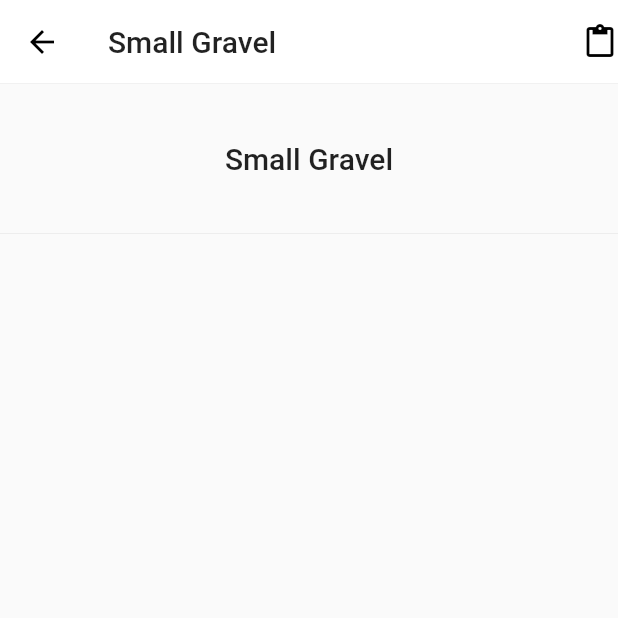
After one commit to CostaRegi/flutter_ui, a Flutter app: the screen it shows after launch, after a tap on "Small Gravel", on a phone screen of 412 x 824 dp, the top half of it. The commit adds this screen. Run offline on Flutter 3.47's test engine with Material 2 defaults, Android fonts, the phone set to English and light mode, and no system bars.

Commit message:
add navigation logic and layout for the detail of each job

```diff
--- a/lib/job_card/job_location_detail.dart
+++ b/lib/job_card/job_location_detail.dart
@@ -14,7 +14,7 @@ class JobLocationDetail extends StatelessWidget {
         crossAxisAlignment: CrossAxisAlignment.center,
         children: <Widget>[
           Padding(padding: EdgeInsets.only(right: 8), child: Text(_originTime, style: TextStyle(fontSize: 12, color: Colors.grey))),
-          Padding(padding: EdgeInsets.only(right: 8),child: Icon(Icons.my_location, color: _iconColor)),
+          Padding(padding: EdgeInsets.only(right: 8),child: Icon(Icons.radio_button_checked, color: _iconColor)),
           Text(_origin)
         ],
       ),
--- /dev/null
+++ b/lib/job_detail/job_detail.dart
@@ -0,0 +1,77 @@
+import 'package:find_jobs/jobs.dart';
+import 'package:flutter/cupertino.dart';
+import 'package:flutter/material.dart';
+
+class JobDetail extends StatefulWidget {
+  JobSpec spec;
+  JobDetail(this.spec);
+
+  @override
+  _JobDetail createState() => _JobDetail();
+}
+
+class _JobDetail extends State<JobDetail> {
+  @override
+  Widget build(BuildContext context) {
+    return Scaffold(
+      appBar: AppBar(
+        leading: InkWell(
+            child: Icon(
+              Icons.arrow_back,
+              color: Colors.black,
+            ),
+            onTap: () {
+              Navigator.of(context).pop();
+            }),
+        title: Text(
+          widget.spec.title,
+          style: Theme.of(context).textTheme.title,
+        ),
+        actions: <Widget>[
+          Icon(
+            Icons.content_paste,
+            color: Colors.black,
+          )
+        ],
+        shape: Border(bottom: BorderSide(width: .1, color: Colors.grey)),
+        backgroundColor: Colors.white,
+        elevation: 0,
+      ),
+      body: Column(
+        crossAxisAlignment: CrossAxisAlignment.center,
+        children: <Widget>[
+          _TitleSection(widget.spec.title),
+          _LocationSection(widget.spec.origin, widget.spec.destination)
+        ],
+      ),
+    );
+  }
+}
+
+class _TitleSection extends StatelessWidget {
+  final String _title;
+  _TitleSection(this._title);
+  @override
+  Widget build(BuildContext context) {
+    return Container(
+      constraints: BoxConstraints.expand(height: 100),
+      child: Center(child: Text(_title, style: (Theme.of(context).textTheme.title))),
+      decoration: BoxDecoration(
+          border: Border(bottom: BorderSide(width: .1, color: Colors.grey))),
+    );
+  }
+}
+
+class _LocationSection extends StatelessWidget {
+  final String _origin;
+  final String _destination;
+  _LocationSection(this._origin, this._destination);
+  @override
+  Widget build(BuildContext context) {
+    return Container(
+      child: Column(
+        children: <Widget>[],
+      ),
+    );
+  }
+}
--- a/lib/main.dart
+++ b/lib/main.dart
@@ -3,17 +3,36 @@ import 'package:find_jobs/job_card/job_extra.dart';
 import 'package:find_jobs/job_card/job_location_detail.dart';
 import 'package:find_jobs/job_card/job_picture.dart';
 import 'package:find_jobs/job_card/job_summary.dart';
+import 'package:find_jobs/job_detail/job_detail.dart';
 import 'package:find_jobs/jobs.dart';
 import 'package:find_jobs/theme/app_theme.dart';
 import 'package:flutter/material.dart';
 
 void main() => runApp(FindJobsHome());
 
+const String JobListingRoute ='/';
+const String JobDetailRoute = '/detail';
+
+Route<dynamic> generateRoute(RouteSettings settings) {
+  switch(settings.name) {
+    case JobListingRoute :
+    return MaterialPageRoute(builder: (context) => JobsListing());
+    case JobDetailRoute:
+    var spec = settings.arguments;
+    return MaterialPageRoute(builder: (context) => JobDetail(spec));
+  }
+}
+
 class FindJobsHome extends StatelessWidget {
   @override
   Widget build(BuildContext context) {
     return MaterialApp(
-      home: JobsListing(),
+      // routes: {
+      //   '/' : (context) => JobsListing(),
+      //   '/detail' : (context) => JobDetail()
+      // },
+      onGenerateRoute: generateRoute,
+      initialRoute: JobListingRoute,
     );
   }
 }
@@ -124,6 +143,8 @@ class _JobsListing extends State<JobsListing>
             flex: 3,
             child: Container(
               padding: EdgeInsets.only(top: 10),
+              child: InkWell(
+                onTap: () { Navigator.pushNamed(context, '/detail', arguments: fakeJob);},
                 child: Card(
                   elevation: 16,
                   shape: RoundedRectangleBorder(
@@ -148,6 +169,7 @@ class _JobsListing extends State<JobsListing>
                   ),
                 ),
               ),
+            ),
           )
         ],
       ),
```
Also changed, not shown: 5 other files. Lines whose indentation alone changed are shown as unchanged.
